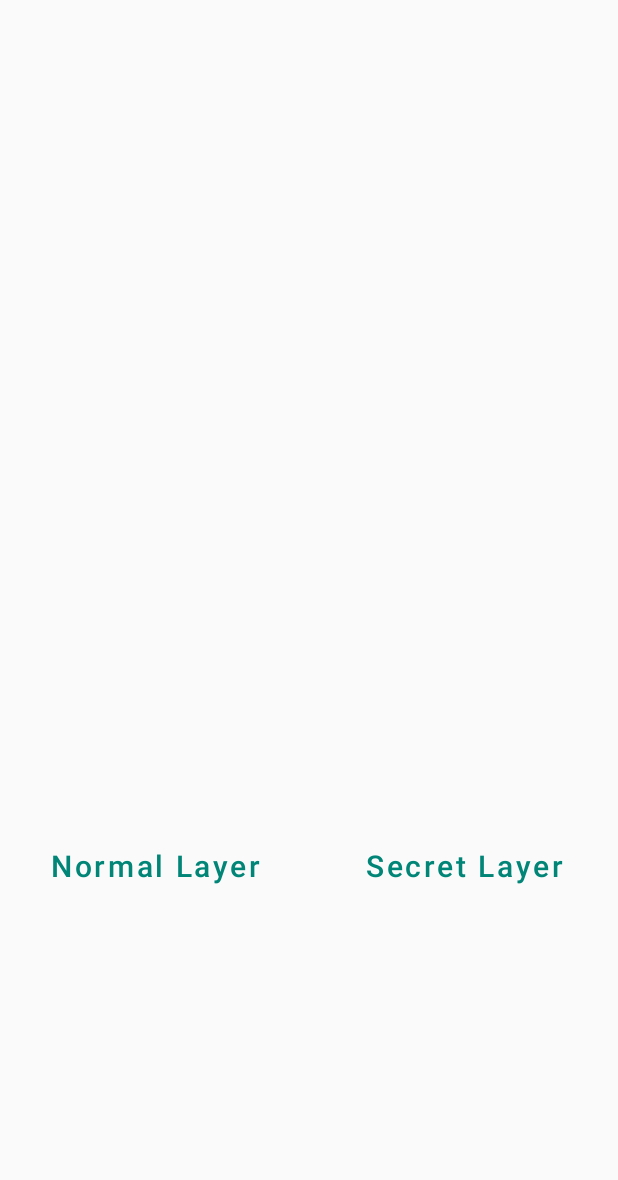
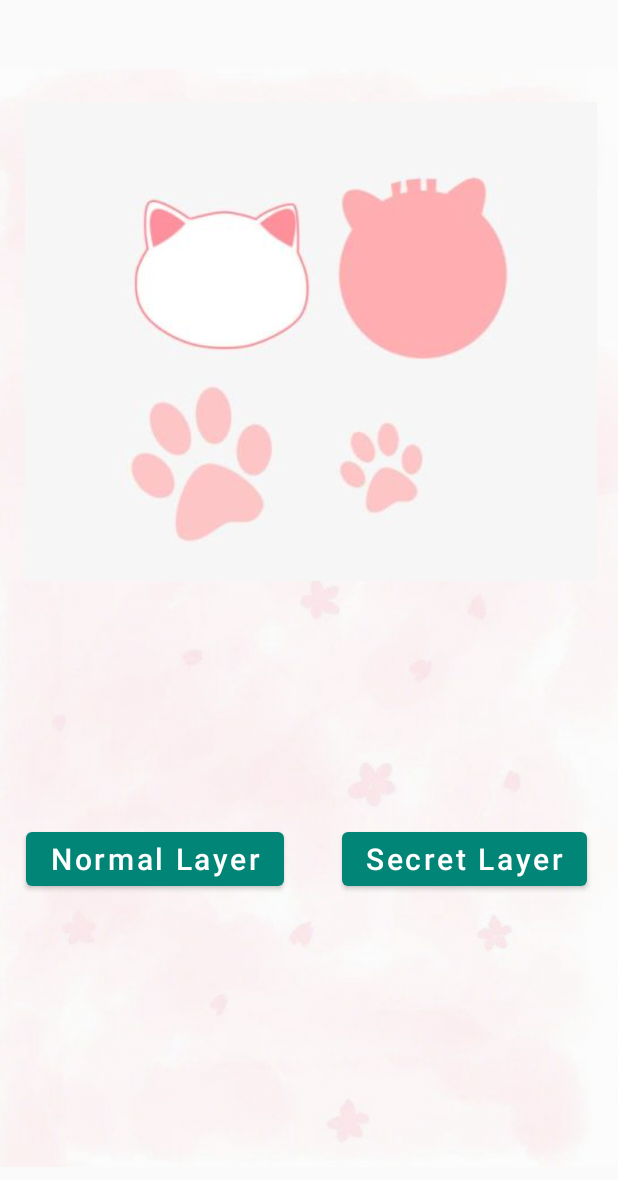
Before and after one commit to Taku-firi/Cabicat, an Android app: the ImportActivity screen opened directly, with no data from a screen before it, on a phone screen of 412 x 824 dp. Shown: the top 1180 px of the screen. Run offline under Robolectric (Android 15) with nearby library versions, the phone set to English and light mode, and no system bars; our stand-ins replace navigation-ui; libraries missing offline, so code that uses them is left out: com.chad.library; 2 statements that could not run were skipped.

Commit message:
dfkgkjer
fdgfnkblm

```diff
--- a/app/src/main/java/com/Stardust/cabicat/adapter/CardviewAdapter.java
+++ b/app/src/main/java/com/Stardust/cabicat/adapter/CardviewAdapter.java
@@ -2,6 +2,8 @@ package com.Stardust.cabicat.adapter;
 
 import android.view.View;
 import android.widget.Toast;
+
+import androidx.annotation.Nullable;
 
 import com.Stardust.cabicat.R;
 import com.Stardust.cabicat.helper.DatabaseHelper;
@@ -26,6 +28,8 @@ public class CardviewAdapter extends BaseQuickAdapter<FileItem, BaseViewHolder>
 
         viewHolder.setBackgroundColor(R.id.carditem_view_content, mContext.getResources().getColor(R.color.home_carditem_bg));
         viewHolder.setTextColor(R.id.carditem_name,mContext.getResources().getColor(R.color.home_carditem_text));
+
+
         // click the fileitem
         viewHolder.getView(R.id.carditem_view_content).setOnClickListener(new View.OnClickListener() {
             @Override
--- a/app/src/main/java/com/Stardust/cabicat/ui/home/HomeFragment.java
+++ b/app/src/main/java/com/Stardust/cabicat/ui/home/HomeFragment.java
@@ -1,5 +1,6 @@
 package com.Stardust.cabicat.ui.home;
 
+import android.content.SharedPreferences;
 import android.os.Bundle;
 import android.text.Html;
 import android.view.LayoutInflater;
@@ -30,6 +31,8 @@ import com.Stardust.cabicat.item.FileItem;
 
 import java.util.List;
 
+import static android.content.Context.MODE_PRIVATE;
+
 public class HomeFragment extends Fragment {
     private DatabaseHelper mDatabase;
 
@@ -40,7 +43,12 @@ public class HomeFragment extends Fragment {
                 ViewModelProviders.of(this).get(HomeViewModel.class);
         View root = inflater.inflate(R.layout.fragment_home, container, false);
 
-//        final TextView textView = root.findViewById(R.id.text_home);
+
+        SharedPreferences pref = getActivity().getSharedPreferences("cabidata",MODE_PRIVATE);
+        String username = pref.getString("username","");
+        String welcome = "Welcome ——— " + username + " !!!!";
+        TextView tvName = root.findViewById(R.id.text_home);
+        tvName.setText(welcome);
 //        homeViewModel.getText().observe(this, new Observer<String>() {
 //            @Override
 //            public void onChanged(@Nullable String s) {
--- a/app/src/main/java/com/Stardust/cabicat/ui/home/HomeViewModel.java
+++ b/app/src/main/java/com/Stardust/cabicat/ui/home/HomeViewModel.java
@@ -1,10 +1,13 @@
 package com.Stardust.cabicat.ui.home;
 
+import android.content.SharedPreferences;
 import android.widget.ImageView;
 
 import androidx.lifecycle.LiveData;
 import androidx.lifecycle.MutableLiveData;
 import androidx.lifecycle.ViewModel;
+
+import static android.content.Context.MODE_PRIVATE;
 
 public class HomeViewModel extends ViewModel {
 
@@ -12,6 +15,7 @@ public class HomeViewModel extends ViewModel {
     private MutableLiveData<String> mTextLatest;
 
     public HomeViewModel() {
+
 //        mText = new MutableLiveData<>();
 //        mText.setValue("This is the home page");
 
--- a/app/src/main/res/layout/activity_file_manager.xml
+++ b/app/src/main/res/layout/activity_file_manager.xml
@@ -28,12 +28,23 @@
 <!--        app:layout_constraintStart_toStartOf="parent"-->
 <!--        app:layout_constraintTop_toTopOf="@+id/guideline4" />-->
 
+    <ImageView
+        android:id="@+id/imageView"
+        android:layout_width="wrap_content"
+        android:layout_height="wrap_content"
+        android:src="@drawable/timg"
+        android:alpha="0.4"
+        app:layout_constraintBottom_toBottomOf="parent"
+        app:layout_constraintEnd_toEndOf="parent"
+        app:layout_constraintStart_toStartOf="parent"
+        app:layout_constraintTop_toTopOf="parent" />
+
     <androidx.constraintlayout.widget.Guideline
         android:id="@+id/guideline"
         android:layout_width="wrap_content"
         android:layout_height="wrap_content"
         android:orientation="horizontal"
-        app:layout_constraintGuide_percent="0.6" />
+        app:layout_constraintGuide_percent="0.59" />
 
     <androidx.constraintlayout.widget.Guideline
         android:id="@+id/guideline2"
@@ -60,7 +71,7 @@
         android:id="@+id/import_btn_normallayer"
         android:layout_width="wrap_content"
         android:layout_height="wrap_content"
-        style="@style/Widget.MaterialComponents.Button.TextButton"
+        style="@style/Widget.MaterialComponents.Button"
         android:text="@string/title_normallayer"
         android:textSize="20sp"
         android:textAllCaps="false"
@@ -73,7 +84,7 @@
         android:id="@+id/import_btn_secretlayer"
         android:layout_width="wrap_content"
         android:layout_height="wrap_content"
-        style="@style/Widget.MaterialComponents.Button.TextButton"
+        style="@style/Widget.MaterialComponents.Button"
         android:text="@string/title_secretlayer"
         android:textSize="20sp"
         android:textAllCaps="false"
@@ -81,4 +92,17 @@
         app:layout_constraintEnd_toEndOf="parent"
         app:layout_constraintStart_toStartOf="@+id/guideline3"
         app:layout_constraintTop_toTopOf="@+id/guideline" />
+
+    <ImageView
+        android:id="@+id/imageView2"
+        android:layout_width="381dp"
+        android:layout_height="346dp"
+        android:src="@drawable/cat"
+        app:layout_constraintBottom_toBottomOf="parent"
+        app:layout_constraintEnd_toEndOf="parent"
+        app:layout_constraintHorizontal_bias="0.533"
+        app:layout_constraintStart_toStartOf="parent"
+        app:layout_constraintTop_toTopOf="parent"
+        app:layout_constraintVertical_bias="0.114" />
+
 </androidx.constraintlayout.widget.ConstraintLayout>
--- a/app/src/main/res/layout/cardview_adapterunit.xml
+++ b/app/src/main/res/layout/cardview_adapterunit.xml
@@ -19,7 +19,8 @@
             android:layout_width="wrap_content"
             android:layout_height="wrap_content"
             android:layout_marginTop="10sp"
-            android:textSize="30sp"
+            android:textSize="25sp"
+            android:fontFamily="serif"
             android:singleLine="true"
             android:ellipsize="marquee"
             android:marqueeRepeatLimit="marquee_forever"/>
@@ -30,6 +31,7 @@
             android:layout_height="wrap_content"
             android:layout_marginTop="55sp"
             android:textSize="20sp"
+            android:fontFamily="sans-serif-black"
             android:singleLine="true"
             android:ellipsize="marquee"
             android:marqueeRepeatLimit="marquee_forever"/>
--- a/app/src/main/res/values/colors.xml
+++ b/app/src/main/res/values/colors.xml
@@ -18,7 +18,7 @@
 
     // color used for home fragment
     <color name="home_text">#68228B</color>
-    <color name="home_carditem_bg">#87CEFA</color>
+    <color name="home_carditem_bg">#E8C0CF</color>
     <color name="home_carditem_text">#222222</color>
 
     // color used for dialog
```
Also changed, not shown: app/src/main/res/layout/activity_changepwd.xml (+13 -1 lines), app/src/main/res/layout/activity_register.xml (+12 -1 lines), app/src/main/res/layout/fragment_home.xml (+29 -9 lines), app/src/main/res/drawable-v24/timg.jpg (added).
